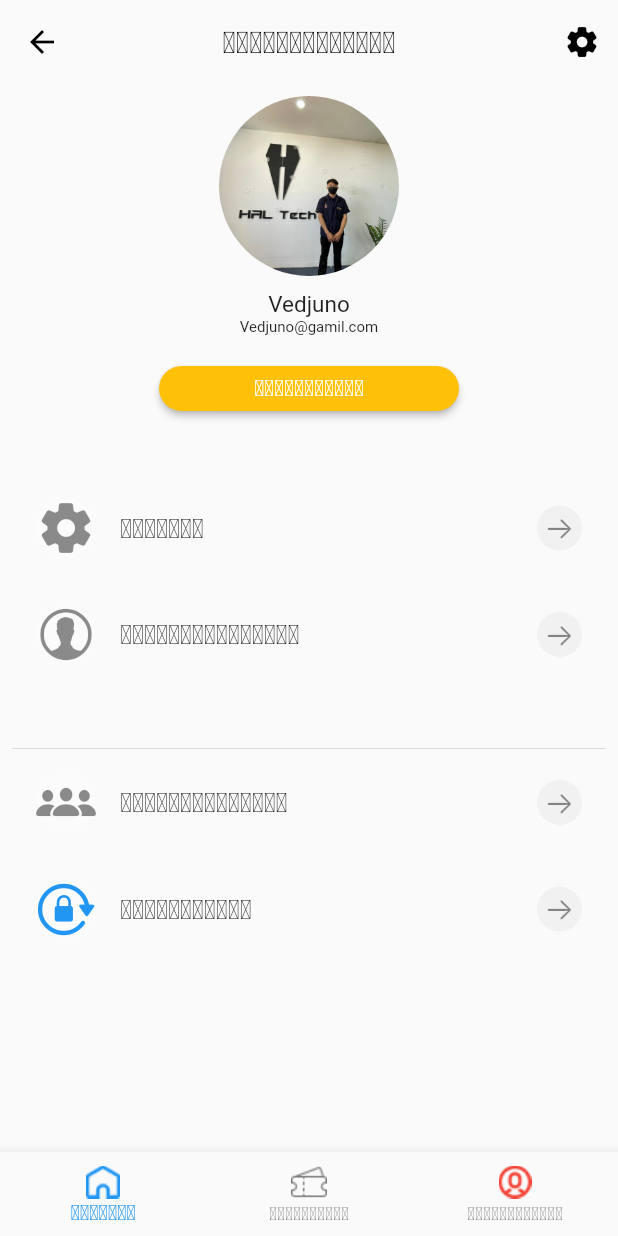
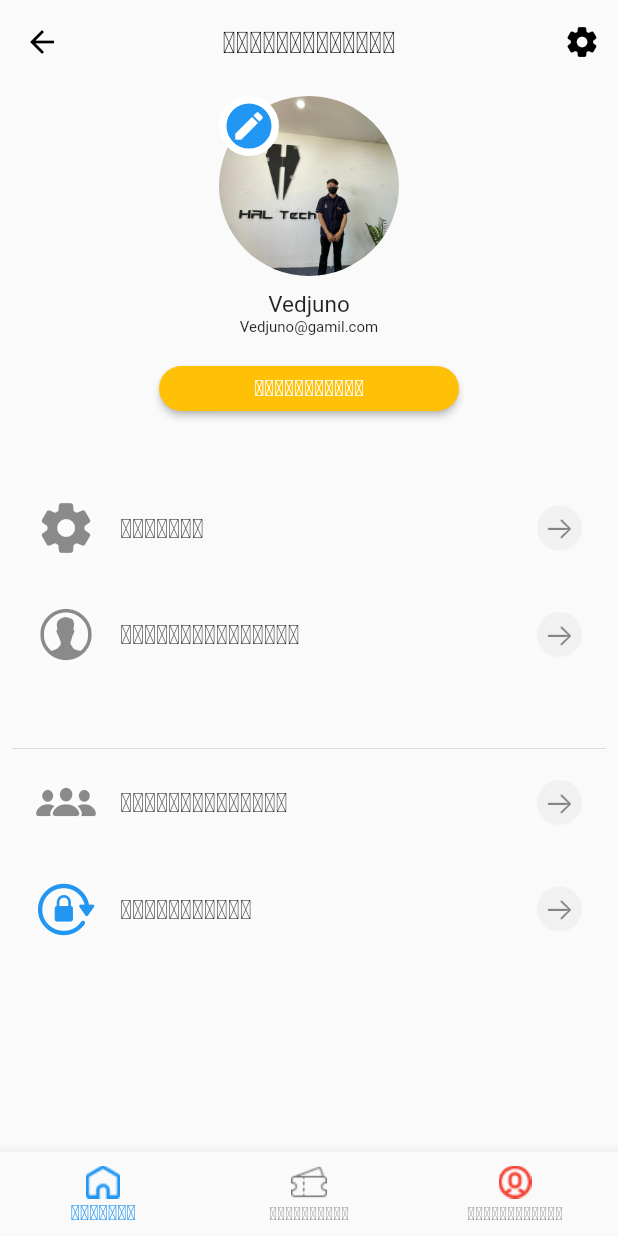
Before and after one commit to vedjuno236/Final_Flutter, a Flutter app: the BusView screen opened directly, after a tap on "ບັນຊີຂອງຂ້ອຍ", on a phone screen of 412 x 824 dp. Run offline on Flutter 3.47's test engine with Material 2 defaults, Android fonts, the phone set to English and light mode, and no system bars; our stand-ins replace cloud_firestore, country_picker, dotted_decoration, firebase_auth, firebase_core, get and 5 more; accounts and stored records are empty.

Commit message:
edit Text

```diff
--- a/lib/app/modules/bus/views/bus_view.dart
+++ b/lib/app/modules/bus/views/bus_view.dart
@@ -1,14 +1,11 @@
 import 'package:cloud_firestore/cloud_firestore.dart';
-// import 'package:firebase_core/firebase_core.dart';
 import 'package:flutter/cupertino.dart';
 import 'package:flutter/material.dart';
 import 'package:flutter_final/app/modules/bus/controllers/bus_controller.dart';
 import 'package:flutter_final/app/modules/home/views/home_view.dart';
 import 'package:flutter_final/app/modules/mytickets/views/mytickests.dart';
 import 'package:flutter_final/app/modules/profile/profile_screen.dart';
-// import 'package:flutter_final/app/modules/search_form/views/search_form.dart';
 import 'package:flutter_final/app/modules/search_tickets/views/search_tickets.dart';
-// import 'package:flutter_final/app/modules/search_to/views/search_to.dart';
 import 'package:get/get.dart';
 import 'package:intl/intl.dart';
 import 'package:table_calendar/table_calendar.dart';
@@ -208,16 +205,6 @@ class _BusViewState extends State<BusView> {
                                                             ),
                                                             Column(
                                                               children: [
-                                                                GestureDetector(
-                                                                  onTap: () {
-                                                                    Get.find<
-                                                                            BusController>()
-                                                                        .setStationForm(
-                                                                            "name of station");
-                                                                    Navigator.pop(
-                                                                        context);
-                                                                  },
-                                                                  child:
                                                                 Container(
                                                                   child:
                                                                       StreamBuilder(
@@ -235,18 +222,31 @@ class _BusViewState extends State<BusView> {
                                                                             .builder(
                                                                           gridDelegate:
                                                                               const SliverGridDelegateWithMaxCrossAxisExtent(
-                                                                              maxCrossAxisExtent: 120,
-                                                                              childAspectRatio: 3 / 2,
-                                                                              crossAxisSpacing: 5,
-                                                                              mainAxisSpacing: 3,
+                                                                            maxCrossAxisExtent:
+                                                                                120,
+                                                                            childAspectRatio:
+                                                                                3 / 2,
+                                                                            crossAxisSpacing:
+                                                                                5,
+                                                                            mainAxisSpacing:
+                                                                                3,
                                                                           ),
                                                                           shrinkWrap:
                                                                               true,
-                                                                            itemCount:
-                                                                                snapshot.data!.docs.length,
+                                                                          itemCount: snapshot
+                                                                              .data!
+                                                                              .docs
+                                                                              .length,
                                                                           itemBuilder: (context, index) =>
                                                                               Padding(
-                                                                              padding: const EdgeInsets.all(5),
+                                                                            padding:
+                                                                                const EdgeInsets.all(5),
+                                                                            child:
+                                                                                GestureDetector(
+                                                                              onTap: () {
+                                                                                Get.back();
+                                                                                Get.find<BusController>().setStationForm(snapshot.data!.docs[index]['name']);
+                                                                              },
                                                                               child: Container(
                                                                                 decoration: BoxDecoration(
                                                                                   color: Colors.grey[200],
@@ -260,12 +260,12 @@ class _BusViewState extends State<BusView> {
                                                                                 ),
                                                                               ),
                                                                             ),
+                                                                          ),
                                                                         );
                                                                       } else {
-                                                                          return Container(); // Placeholder widget when data is not available
+                                                                        return Container();
                                                                       }
                                                                     },
-                                                                    ),
                                                                   ),
                                                                 ),
                                                               ],
@@ -289,12 +289,18 @@ class _BusViewState extends State<BusView> {
                                                       ),
                                                     ),
                                                     WidgetSpan(
-                                                      child: GetBuilder(
-                                                          init:
-                                                              DataController(),
-                                                          builder: (_) {
+                                                      child: GetBuilder<
+                                                              BusController>(
+                                                          init: BusController(),
+                                                          builder:
+                                                              (controller) {
                                                             return Text(
-                                                                "Station : ${_.stationFrom}");
+                                                              " ${controller.stationFrom}",
+                                                              style:
+                                                                  const TextStyle(
+                                                                      fontSize:
+                                                                          20),
+                                                            );
                                                           }),
                                                     ),
                                                   ],
@@ -347,15 +353,7 @@ class _BusViewState extends State<BusView> {
                                                         ),
                                                         Column(
                                                           children: [
-                                                            GestureDetector(
-                                                              onTap: () {
-                                                                // _busController
-                                                                // increment();
-
-                                                                Navigator.pop(
-                                                                    context);
-                                                              },
-                                                              child: Container(
+                                                            Container(
                                                               child:
                                                                   StreamBuilder(
                                                                 stream: FirebaseFirestore
@@ -395,6 +393,13 @@ class _BusViewState extends State<BusView> {
                                                                             .all(
                                                                             5),
                                                                         child:
+                                                                            GestureDetector(
+                                                                          onTap:
+                                                                              () {
+                                                                            Get.back();
+                                                                            Get.find<BusController>().setStation(snapshot.data!.docs[index]['name']);
+                                                                          },
+                                                                          child:
                                                                               Container(
                                                                             decoration:
                                                                                 BoxDecoration(
@@ -410,12 +415,12 @@ class _BusViewState extends State<BusView> {
                                                                             ),
                                                                           ),
                                                                         ),
+                                                                      ),
                                                                     );
                                                                   } else {
-                                                                      return Container(); // Placeholder widget when data is not available
+                                                                    return Container();
                                                                   }
                                                                 },
-                                                                ),
                                                               ),
                                                             ),
                                                           ],
@@ -431,22 +436,32 @@ class _BusViewState extends State<BusView> {
                                             children: <Widget>[
                                               RichText(
                                                 text: TextSpan(
-                                                    children: <TextSpan>[
+                                                  children: [
                                                     const TextSpan(
                                                       text: "ຮອດ \n",
                                                       style: TextStyle(
-                                                            color: Color(
-                                                                0xFFFb7b7c5),
-                                                            fontSize: 14),
+                                                        color:
+                                                            Color(0xFFFb7b7c5),
+                                                        fontSize: 14,
                                                       ),
-                                                      TextSpan(
-                                                        text: "$name",
-                                                        style: const TextStyle(
-                                                            fontSize: 20,
-                                                            color:
-                                                                Colors.black),
                                                     ),
-                                                    ]),
+                                                    WidgetSpan(
+                                                      child: GetBuilder<
+                                                              BusController>(
+                                                          init: BusController(),
+                                                          builder:
+                                                              (controller) {
+                                                            return Text(
+                                                              " ${controller.station}",
+                                                              style:
+                                                                  const TextStyle(
+                                                                      fontSize:
+                                                                          20),
+                                                            );
+                                                          }),
+                                                    ),
+                                                  ],
+                                                ),
                                               ),
                                             ],
                                           ),
@@ -532,7 +547,8 @@ class _BusViewState extends State<BusView> {
                                         children: [
                                           Text(
                                             "${formatter.format(selectedDate)}",
-                                            style: TextStyle(fontSize: 20),
+                                            style:
+                                                const TextStyle(fontSize: 20),
                                           ),
                                           const Icon(
                                             Icons.calendar_month,
@@ -543,10 +559,9 @@ class _BusViewState extends State<BusView> {
                                     ],
                                   ),
                                 ),
-                                SizedBox(),
+                                const SizedBox(),
                                 GestureDetector(
                                   onTap: () {
-                                    // Navigate to the "Home" screen when tapped
                                     Navigator.push(
                                       context,
                                       MaterialPageRoute(
--- a/lib/app/modules/profile/profile_screen.dart
+++ b/lib/app/modules/profile/profile_screen.dart
@@ -1,12 +1,22 @@
+import 'dart:io';
+
 import 'package:flutter/cupertino.dart';
 import 'package:flutter/material.dart';
+import 'package:flutter_final/app/modules/book_tickets/views/add_a_contact.dart';
 import 'package:flutter_final/app/modules/home/views/home_view.dart';
 import 'package:flutter_final/app/modules/mytickets/views/mytickests.dart';
 import 'package:flutter_final/app/modules/profile/update_profile.dart';
+import 'package:image_picker/image_picker.dart';
 
-class ProfileScreen extends StatelessWidget {
+class ProfileScreen extends StatefulWidget {
   const ProfileScreen({Key? key}) : super(key: key);
 
+  @override
+  _ProfileScreenState createState() => _ProfileScreenState();
+}
+
+class _ProfileScreenState extends State<ProfileScreen> {
+  File? imageFile;
   @override
   Widget build(BuildContext context) {
     return Scaffold(
@@ -30,14 +40,60 @@ class ProfileScreen extends StatelessWidget {
             SizedBox(
               width: 120,
               height: 120,
-              child: ClipRRect(
-                borderRadius: BorderRadius.circular(100),
-                child: Image.asset("assets/images/profile.png"),
+              child: Stack(
+                children: [
+
+                  if (imageFile != null)
+                    Container(
+                      alignment: Alignment.center,
+                      decoration: BoxDecoration(
+                        color: Colors.white,
+                        image: DecorationImage(
+                            image: FileImage(imageFile!), fit: BoxFit.cover),
+
+                        borderRadius: BorderRadius.circular(100),
+                      ),
+                    )
+                  else
+                    Container(
+                      alignment: Alignment.center,
+                      decoration: BoxDecoration(
+                        image: const DecorationImage(
+                          image: AssetImage('assets/images/profile.png'),
+                          fit: BoxFit.cover,
+                        ),
+                        color: Colors.white,
+
+                        borderRadius: BorderRadius.circular(100),
+                      ),
+                    ),
+
+                  GestureDetector(
+                    onTap: () {
+                      getImage(source: ImageSource.camera);
+                    },
+                    child: Positioned(
+                      bottom: 50,
+                      right: 50,
+                      child: Container(
+                        height: 40,
+                        width: 40,
+                        decoration: BoxDecoration(
+                          shape: BoxShape.circle,
+                          border: Border.all(width: 5, color: Colors.white),
+                          color: Colors.blue,
+                        ),
+                        child: Icon(Icons.edit, color: Colors.white),
+                      ),
+                    ),
+                  ),
+                ],
               ),
             ),
-            SizedBox(height: 10),
-          const  Text("Vedjuno", style: TextStyle(fontSize: 15)),
-           const Text("Vedjuno@gamil.com", style: TextStyle(fontSize: 10)),
+
+            const SizedBox(height: 10),
+            const Text("Vedjuno", style: TextStyle(fontSize: 15)),
+            const Text("Vedjuno@gamil.com", style: TextStyle(fontSize: 10)),
             const SizedBox(height: 20),
             SizedBox(
               width: 200,
@@ -48,7 +104,7 @@ class ProfileScreen extends StatelessWidget {
                     backgroundColor: Colors.amber,
                     side: BorderSide.none,
                     shape: const StadiumBorder()),
-                child:const Text(
+                child: const Text(
                   "ແກ້ໄຂຂໍ້ມູນ",
                   style: TextStyle(fontSize: 15),
                 ),
@@ -69,7 +125,7 @@ class ProfileScreen extends StatelessWidget {
                     ),
                     child: Icon(Icons.settings_rounded, size: 40),
                   ),
-                  title:const Text(
+                  title: const Text(
                     "ຕັ້ງຄ່າ",
                     style: TextStyle(fontSize: 18),
                   ),
@@ -84,7 +140,7 @@ class ProfileScreen extends StatelessWidget {
                   ),
                 ),
 
-              const  SizedBox(height: 15),
+                const SizedBox(height: 15),
 
                 GestureDetector(
                   onTap: () {
@@ -103,7 +159,7 @@ class ProfileScreen extends StatelessWidget {
                       ),
                       child: Icon(CupertinoIcons.person_alt_circle, size: 40),
                     ),
-                    title:const Text(
+                    title: const Text(
                       "ຢືນຢັນຂໍ້ມູນຈີງ",
                       style: TextStyle(fontSize: 18),
                     ),
@@ -131,7 +187,7 @@ class ProfileScreen extends StatelessWidget {
                     ),
                     child: Icon(CupertinoIcons.person_3_fill, size: 40),
                   ),
-                  title:const Text(
+                  title: const Text(
                     "ກ່ຽວກັບພວກເຮົາ",
                     style: TextStyle(fontSize: 18),
                   ),
@@ -145,7 +201,7 @@ class ProfileScreen extends StatelessWidget {
                     child: const Icon(CupertinoIcons.arrow_right, size: 20),
                   ),
                 ),
-              const  SizedBox(height: 15),
+                const SizedBox(height: 15),
                 ListTile(
                   leading: Container(
                     width: 40,
@@ -154,13 +210,13 @@ class ProfileScreen extends StatelessWidget {
                       borderRadius: BorderRadius.circular(100),
                       color: Colors.white.withOpacity(0.1),
                     ),
-                    child:const Icon(
+                    child: const Icon(
                       CupertinoIcons.lock_rotation,
                       size: 40,
                       color: Colors.blue,
                     ),
                   ),
-                  title:const Text(
+                  title: const Text(
                     "ອອກຈາກລະບົບ",
                     style: TextStyle(fontSize: 18),
                   ),
@@ -171,7 +227,7 @@ class ProfileScreen extends StatelessWidget {
                       borderRadius: BorderRadius.circular(100),
                       color: Colors.grey.withOpacity(0.1),
                     ),
-                    child:const Icon(
+                    child: const Icon(
                       CupertinoIcons.arrow_right,
                       size: 20,
                     ),
@@ -204,7 +260,7 @@ class ProfileScreen extends StatelessWidget {
             label: "ບັນຊີຂອງຂ້ອຍ",
           ),
         ],
-         onTap: (int index) {
+        onTap: (int index) {
           if (index == 0) {
             Navigator.push(
               context,
@@ -225,4 +281,18 @@ class ProfileScreen extends StatelessWidget {
       ),
     );
   }
+
+  void getImage({required ImageSource source}) async {
+    final file = await ImagePicker().pickImage(
+        source: source,
+        maxWidth: 300,
+        maxHeight: 300,
+        imageQuality: 70 //0 - 100
+        );
+    if (file?.path != null) {
+      setState(() {
+        imageFile = File(file!.path);
+      });
+    }
+  }
 }
```
Also changed, not shown: lib/app/modules/bus/controllers/bus_controller.dart (+7 -1 lines). Lines whose indentation alone changed are shown as unchanged.
